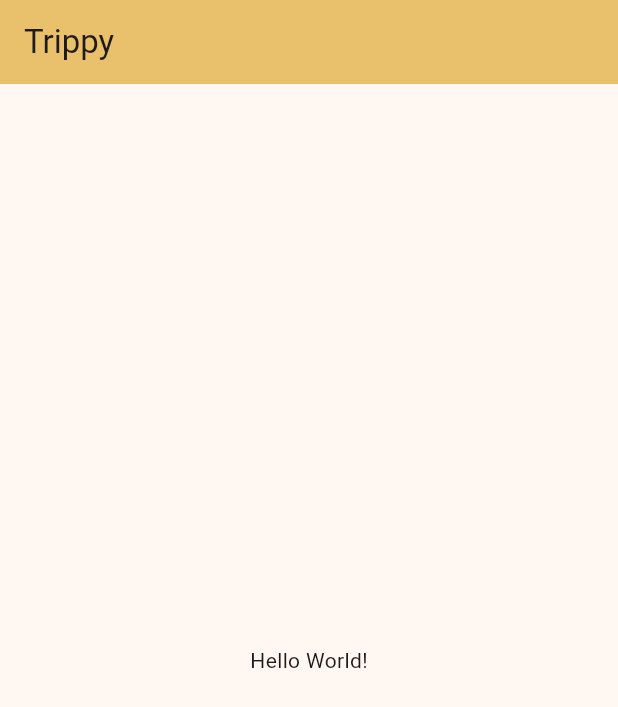
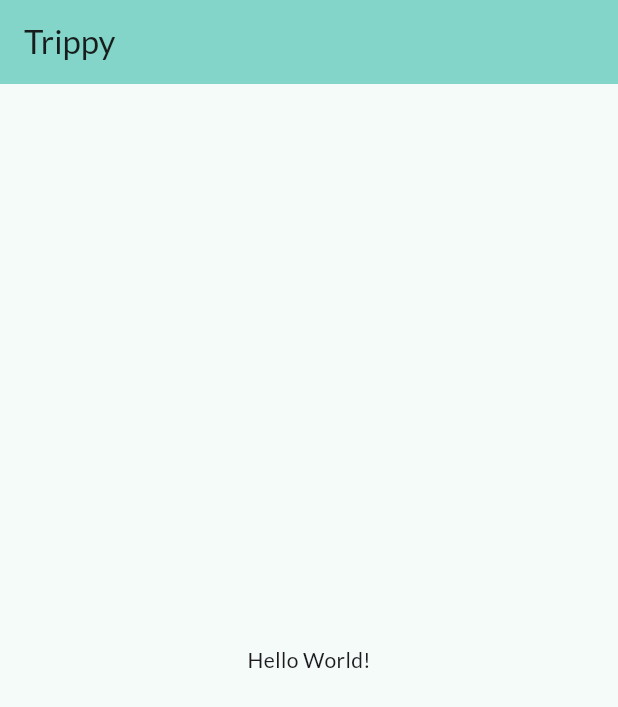
Before and after one commit to dubeyanant/trippy, a Flutter app: the screen it shows after launch, on a phone screen of 412 x 824 dp. Shown: the top 707 px of the screen. Run offline on Flutter 3.47's test engine with Material 3 defaults, Android fonts, the phone set to English and light mode, and no system bars; our stand-ins replace google_fonts.

Commit message:
feat: add google fonts dependency

```diff
--- a/lib/main.dart
+++ b/lib/main.dart
@@ -1,4 +1,7 @@
 import 'package:flutter/material.dart';
+
+import 'package:google_fonts/google_fonts.dart';
+
 import 'package:trippy/screens/dashboard.dart';
 
 void main() => runApp(const MyApp());
@@ -9,10 +12,13 @@
   @override
   Widget build(BuildContext context) {
     return MaterialApp(
-      title: 'Trippy',
       theme: ThemeData(
-        colorScheme: ColorScheme.fromSeed(seedColor: Colors.amber),
         useMaterial3: true,
+        colorScheme: ColorScheme.fromSeed(
+          brightness: Brightness.light,
+          seedColor: Colors.teal,
+        ),
+        textTheme: GoogleFonts.latoTextTheme(),
       ),
       home: const Dashboard(),
     );
--- a/pubspec.yaml
+++ b/pubspec.yaml
@@ -35,6 +35,7 @@ dependencies:
   # The following adds the Cupertino Icons font to your application.
   # Use with the CupertinoIcons class for iOS style icons.
   cupertino_icons: ^1.0.2
+  google_fonts: ^6.1.0
 
 dev_dependencies:
   flutter_test:
@@ -45,7 +46,7 @@ dev_dependencies:
   # activated in the `analysis_options.yaml` file located at the root of your
   # package. See that file for information about deactivating specific lint
   # rules and activating additional ones.
-  flutter_lints: ^2.0.0
+  flutter_lints: ^3.0.1
 
 # For information on the generic Dart part of this file, see the
 # following page: https://dart.dev/tools/pub/pubspec
```
Also changed, not shown: pubspec.lock, 1 other file.
